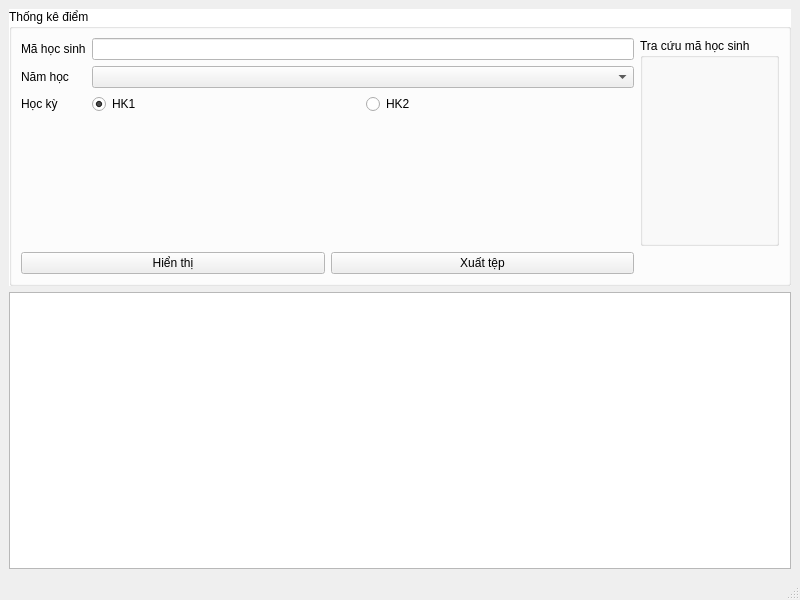
Before: the Qt Designer form HongGrader/thongkediem.ui in vumari/HongGrader, drawn with Qt 5.
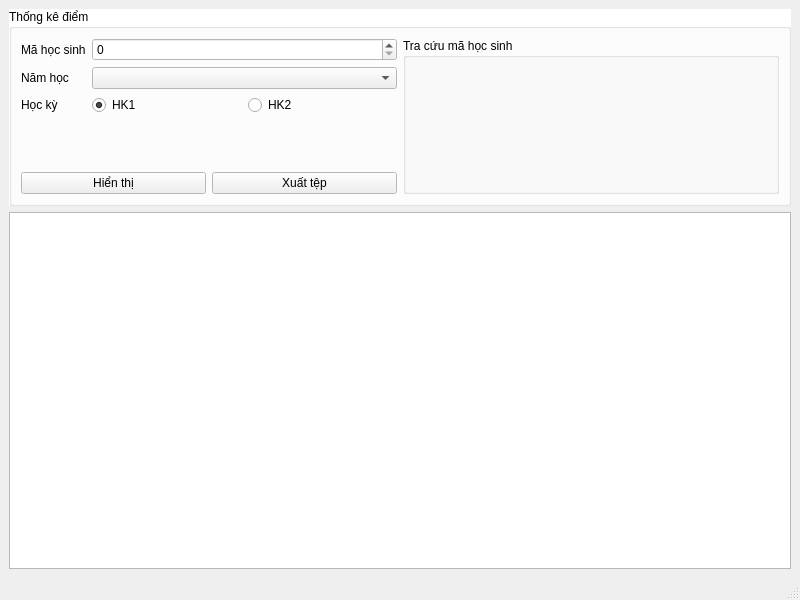
After: the same form once the commit is applied. Custom widgets are drawn as their Qt base class.

Commit message: Dùng QSpinBox cho mục mã học sinh, thêm focus khi lỗi

```diff
--- a/HongGrader/thongkediem.ui
+++ b/HongGrader/thongkediem.ui
@@ -80,19 +80,6 @@
            <property name="text">
             <string>Mã học sinh</string>
            </property>
-           <property name="buddy">
-            <cstring>LEmaHS</cstring>
-           </property>
-          </widget>
-         </item>
-         <item row="0" column="1">
-          <widget class="QLineEdit" name="LEmaHS">
-           <property name="styleSheet">
-            <string notr="true"/>
-           </property>
-           <property name="maxLength">
-            <number>13</number>
-           </property>
           </widget>
          </item>
          <item row="1" column="0">
@@ -139,6 +126,13 @@
            </item>
           </layout>
          </item>
+         <item row="0" column="1">
+          <widget class="QSpinBox" name="SBmaHS">
+           <property name="maximum">
+            <number>999999999</number>
+           </property>
+          </widget>
+         </item>
         </layout>
        </item>
        <item row="3" column="0">
@@ -159,7 +153,14 @@
          </item>
         </layout>
        </item>
-       <item row="1" column="0">
+       <item row="0" column="1" rowspan="4">
+        <widget class="hoptracuuhocsinh" name="groupBox_HS">
+         <property name="title">
+          <string>Tra cứu mã học sinh</string>
+         </property>
+        </widget>
+       </item>
+       <item row="1" column="0" rowspan="2">
         <spacer name="verticalSpacer">
          <property name="orientation">
           <enum>Qt::Orientation::Vertical</enum>
@@ -175,20 +176,13 @@
          </property>
         </spacer>
        </item>
-       <item row="0" column="1" rowspan="2">
-        <widget class="hoptracuuhocsinh" name="groupBox_HS">
-         <property name="title">
-          <string>Tra cứu mã học sinh</string>
-         </property>
-        </widget>
-       </item>
       </layout>
      </widget>
     </item>
     <item>
      <widget class="QTableView" name="tabletkdiem">
       <property name="sizePolicy">
-       <sizepolicy hsizetype="Preferred" vsizetype="Preferred">
+       <sizepolicy hsizetype="Preferred" vsizetype="Expanding">
         <horstretch>0</horstretch>
         <verstretch>0</verstretch>
        </sizepolicy>
```
Left out of the diff: 3 changed lines with no effect on the pictures. The commit also changes 11 other files.
